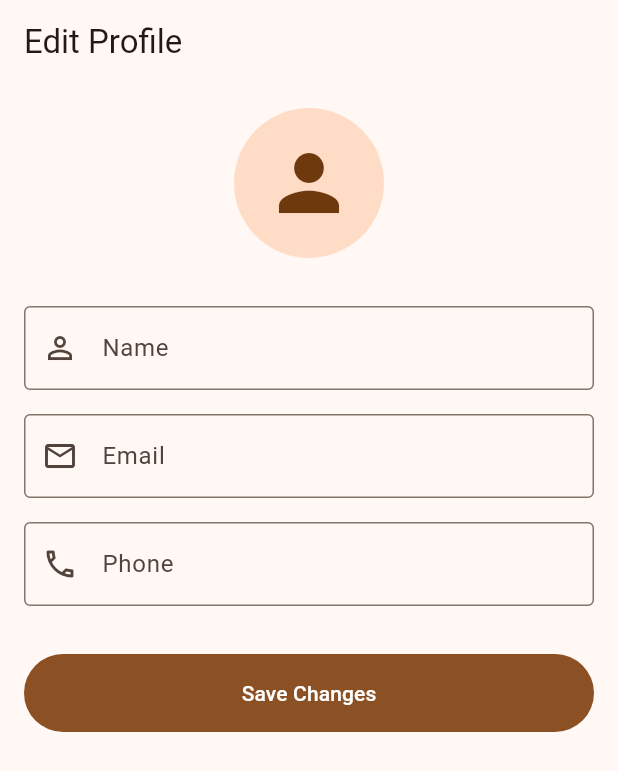
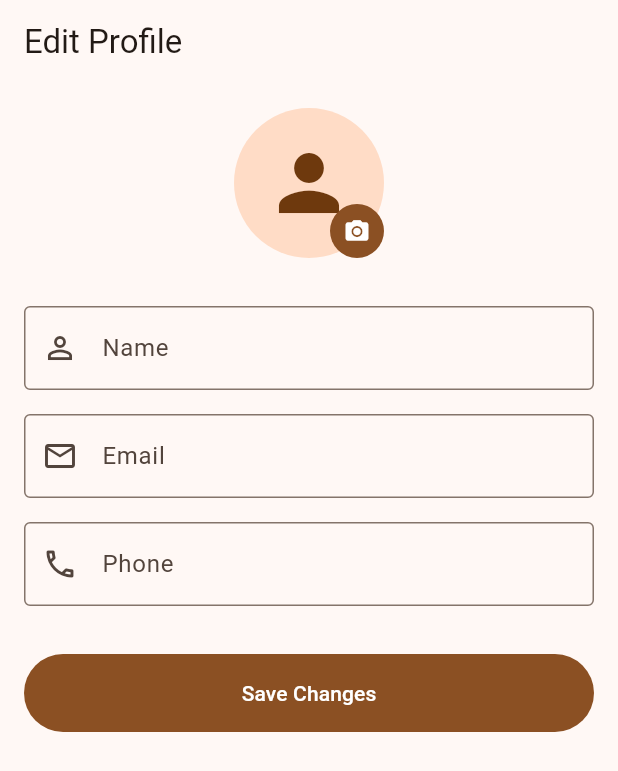
Before and after one commit to KhairullahChakir/zakaz-af, a Flutter app: the ProfileScreen screen opened by its route, on a phone screen of 412 x 824 dp. Shown: the top 771 px of the screen. Run offline on Flutter 3.47's test engine with Material 3 defaults, Android fonts, the phone set to English and light mode, and no system bars; our stand-ins replace dio, flutter_riverpod, flutter_secure_storage, freezed_annotation, go_router, image_picker and 2 more; accounts and stored records are empty; generated files the repository leaves out were written again; network calls fail.

Commit message:
feat: implement profile image upload and display

```diff
--- a/mobile_app/lib/features/auth/domain/user.dart
+++ b/mobile_app/lib/features/auth/domain/user.dart
@@ -10,6 +10,8 @@ abstract class User with _$User {
     required String name,
     required String? email,
     required String? phone,
+    @JsonKey(name: 'profile_image') String? profileImage,
+    @JsonKey(name: 'profile_image_url') String? profileImageUrl,
   }) = _User;
 
   factory User.fromJson(Map<String, dynamic> json) => _$UserFromJson(json);
--- a/mobile_app/lib/features/auth/presentation/auth_controller.dart
+++ b/mobile_app/lib/features/auth/presentation/auth_controller.dart
@@ -72,6 +72,7 @@ class AuthController extends _$AuthController {
     required String name,
     String? email,
     String? phone,
+    String? imagePath,
   }) async {
     state = const AsyncValue.loading();
     try {
@@ -80,6 +81,7 @@ class AuthController extends _$AuthController {
         name: name,
         email: email,
         phone: phone,
+        imagePath: imagePath,
       );
       state = AsyncValue.data(user);
     } catch (e, st) {
--- a/mobile_app/lib/features/auth/presentation/profile_screen.dart
+++ b/mobile_app/lib/features/auth/presentation/profile_screen.dart
@@ -1,5 +1,7 @@
+import 'dart:io';
 import 'package:flutter/material.dart';
 import 'package:flutter_riverpod/flutter_riverpod.dart';
+import 'package:image_picker/image_picker.dart';
 import 'auth_controller.dart';
 
 class ProfileScreen extends ConsumerStatefulWidget {
@@ -14,6 +16,7 @@ class _ProfileScreenState extends ConsumerState<ProfileScreen> {
   late TextEditingController _nameController;
   late TextEditingController _emailController;
   late TextEditingController _phoneController;
+  File? _imageFile;
 
   @override
   void initState() {
@@ -47,9 +50,34 @@ class _ProfileScreenState extends ConsumerState<ProfileScreen> {
           child: Column(
             crossAxisAlignment: CrossAxisAlignment.stretch,
             children: [
-              const CircleAvatar(
-                radius: 50,
-                child: Icon(Icons.person, size: 60),
+              Center(
+                child: Stack(
+                  children: [
+                    CircleAvatar(
+                      radius: 50,
+                      backgroundImage: _imageFile != null
+                          ? FileImage(_imageFile!)
+                          : (ref.watch(authControllerProvider).value?.profileImageUrl != null
+                              ? NetworkImage(ref.watch(authControllerProvider).value!.profileImageUrl!)
+                              : null) as ImageProvider?,
+                      child: _imageFile == null && ref.watch(authControllerProvider).value?.profileImageUrl == null
+                          ? const Icon(Icons.person, size: 60)
+                          : null,
+                    ),
+                    Positioned(
+                      bottom: 0,
+                      right: 0,
+                      child: CircleAvatar(
+                        backgroundColor: Theme.of(context).primaryColor,
+                        radius: 18,
+                        child: IconButton(
+                          icon: const Icon(Icons.camera_alt, size: 18, color: Colors.white),
+                          onPressed: _pickImage,
+                        ),
+                      ),
+                    ),
+                  ],
+                ),
               ),
               const SizedBox(height: 32),
               TextFormField(
@@ -114,6 +142,7 @@ class _ProfileScreenState extends ConsumerState<ProfileScreen> {
           name: _nameController.text,
           email: _emailController.text.isEmpty ? null : _emailController.text,
           phone: _phoneController.text.isEmpty ? null : _phoneController.text,
+          imagePath: _imageFile?.path,
         );
 
     if (mounted && !ref.read(authControllerProvider).hasError) {
@@ -123,4 +152,14 @@ class _ProfileScreenState extends ConsumerState<ProfileScreen> {
       Navigator.pop(context);
     }
   }
+
+  Future<void> _pickImage() async {
+    final picker = ImagePicker();
+    final pickedFile = await picker.pickImage(source: ImageSource.gallery);
+    if (pickedFile != null) {
+      setState(() {
+        _imageFile = File(pickedFile.path);
+      });
+    }
+  }
 }
--- a/mobile_app/lib/features/products/domain/product.dart
+++ b/mobile_app/lib/features/products/domain/product.dart
@@ -12,6 +12,7 @@ abstract class Product with _$Product {
     required String? description,
     required double price,
     String? image,
+    @JsonKey(name: 'image_url') String? imageUrl,
     required int stock,
     @JsonKey(name: 'category_id') required int categoryId,
     Category? category,
--- a/mobile_app/lib/features/products/presentation/product_details_screen.dart
+++ b/mobile_app/lib/features/products/presentation/product_details_screen.dart
@@ -46,8 +46,8 @@ class ProductDetailsScreen extends ConsumerWidget {
                         color: Colors.grey[200],
                         width: double.infinity,
                         alignment: Alignment.center,
-                        child: product.image != null
-                            ? Image.network(product.image!, fit: BoxFit.cover, width: double.infinity)
+                        child: (product.imageUrl ?? product.image) != null
+                            ? Image.network(product.imageUrl ?? product.image!, fit: BoxFit.cover, width: double.infinity)
                             : const Icon(Icons.inventory_2_outlined, size: 100, color: Colors.grey),
                       ),
                       Padding(
--- a/mobile_app/pubspec.yaml
+++ b/mobile_app/pubspec.yaml
@@ -43,6 +43,7 @@ dependencies:
   freezed_annotation: ^3.1.0
   shared_preferences: ^2.5.3
   intl: ^0.20.2
+  image_picker: ^1.2.1
 
 dev_dependencies:
   flutter_test:
```
Also changed, not shown: mobile_app/lib/features/auth/data/auth_repository.dart (+12 -2 lines), mobile_app/lib/features/home/presentation/home_screen.dart (+9 -4 lines), mobile_app/lib/core/app_router.g.dart, mobile_app/lib/features/auth/domain/user.freezed.dart, mobile_app/lib/features/auth/domain/user.g.dart, mobile_app/lib/features/auth/presentation/auth_controller.g.dart, mobile_app/lib/features/products/domain/product.freezed.dart, mobile_app/lib/features/products/domain/product.g.dart, mobile_app/pubspec.lock, 8 other files.
